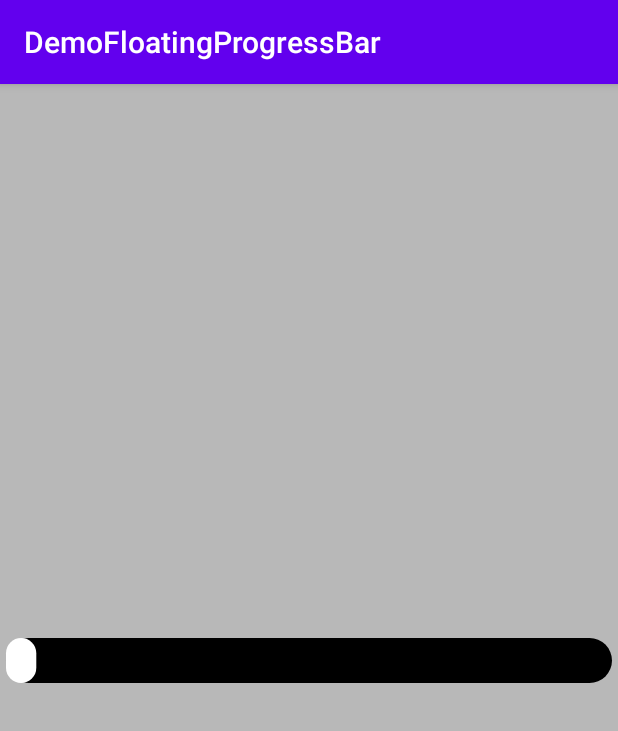
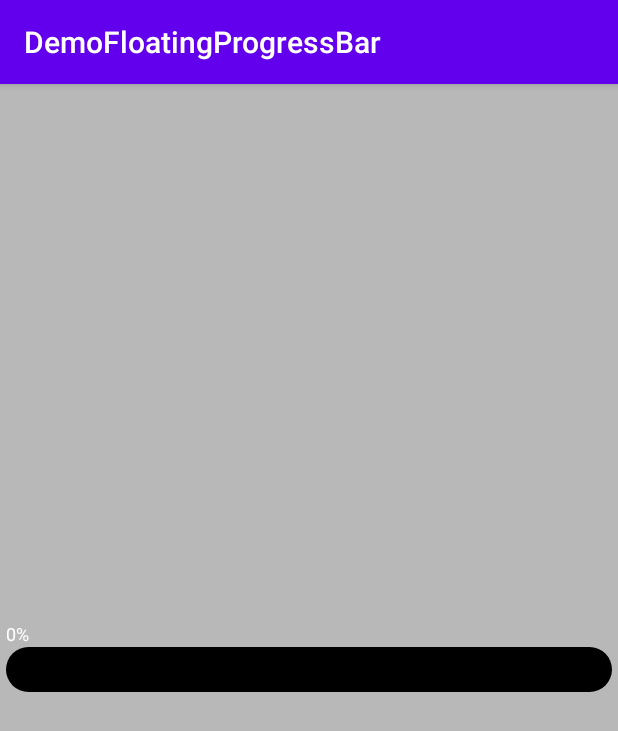
Before and after one commit to ngtien137/Floating-Progress-Bar, an Android app: the screen it shows after launch (MainActivity), on a phone screen of 412 x 824 dp. Shown: the top 731 px of the screen. Run offline under Robolectric (Android 15) with nearby library versions, the phone set to English and light mode, and no system bars.

```diff
--- a/app/src/main/java/com/chim/demofloatingprogressbar/MainActivity.kt
+++ b/app/src/main/java/com/chim/demofloatingprogressbar/MainActivity.kt
@@ -1,11 +1,54 @@
 package com.chim.demofloatingprogressbar
 
+import android.annotation.SuppressLint
+import android.graphics.PointF
 import androidx.appcompat.app.AppCompatActivity
 import android.os.Bundle
+import android.view.MotionEvent
+import android.view.ViewConfiguration
+import kotlinx.android.synthetic.main.activity_main.*
+import java.lang.Math.abs
 
 class MainActivity : AppCompatActivity() {
+    private var isMoving = false
+    private val scaleTouch by lazy {
+        ViewConfiguration.get(this).scaledTouchSlop
+    }
+
     override fun onCreate(savedInstanceState: Bundle?) {
         super.onCreate(savedInstanceState)
         setContentView(R.layout.activity_main)
+        init()
+    }
+
+    private val pointDown = PointF()
+    @SuppressLint("ClickableViewAccessibility")
+    fun init() {
+        pbLoading.setOnTouchListener { view, event ->
+            when (event.actionMasked) {
+                MotionEvent.ACTION_DOWN -> {
+                    pointDown.set(event.x, event.y)
+                }
+                MotionEvent.ACTION_MOVE -> {
+                    val disMove = event.x - pointDown.x
+                    if (isMoving) {
+                        pointDown.set(event.x, event.y)
+                        if (disMove > 0) {
+                            pbLoading.setProgress(pbLoading.progress + 1)
+                        } else {
+                            pbLoading.setProgress(pbLoading.progress - 1)
+                        }
+                    } else {
+                        if (abs(disMove) >= scaleTouch) {
+                            isMoving = true
+                        }
+                    }
+                }
+                MotionEvent.ACTION_UP, MotionEvent.ACTION_CANCEL -> {
+                    isMoving = false
+                }
+            }
+            true
+        }
     }
 }
--- a/app/src/main/res/layout/activity_main.xml
+++ b/app/src/main/res/layout/activity_main.xml
@@ -8,14 +8,17 @@
     tools:context=".MainActivity">
 
     <com.chim.floatpb.FloatingProgressBar
+        android:id="@+id/pbLoading"
         android:layout_width="match_parent"
         android:layout_height="wrap_content"
-        app:fpb_bar_height="30dp"
         android:paddingStart="4dp"
         android:paddingEnd="4dp"
-        app:fpb_progress="10"
+        app:fpb_bar_corners_radius="15dp"
+        app:fpb_bar_height="30dp"
         app:fpb_max="200"
-        app:fpb_bar_corners_radius="15dp"
+        app:fpb_progress="0"
+        app:fpb_text_bottom_spacing="4dp"
+        app:fpb_text_size="12sp"
         app:layout_constraintBottom_toBottomOf="parent"
         app:layout_constraintLeft_toLeftOf="parent"
         app:layout_constraintRight_toRightOf="parent"
--- a/floatpb/src/main/java/com/chim/floatpb/FloatingProgressBar.kt
+++ b/floatpb/src/main/java/com/chim/floatpb/FloatingProgressBar.kt
@@ -2,8 +2,10 @@ package com.chim.floatpb
 
 import android.content.Context
 import android.graphics.*
+import android.os.Build
 import android.util.AttributeSet
 import android.view.View
+import androidx.core.content.res.ResourcesCompat
 import kotlin.math.max
 import kotlin.math.roundToInt
 
@@ -18,7 +20,9 @@ class FloatingProgressBar @JvmOverloads constructor(
     private var viewWidth: Int = 0
     private var viewHeight: Int = 0
 
-    private var paintIndicator = Paint(Paint.ANTI_ALIAS_FLAG)
+    private var paintIndicator = Paint(Paint.ANTI_ALIAS_FLAG).apply {
+        textAlign = Paint.Align.CENTER
+    }
     private var paintBarBackground = Paint(Paint.ANTI_ALIAS_FLAG)
     private var paintBarSelected = Paint(Paint.ANTI_ALIAS_FLAG)
 
@@ -44,7 +48,7 @@ class FloatingProgressBar @JvmOverloads constructor(
     }
 
     private fun initView(attrs: AttributeSet?) {
-        setLayerType(LAYER_TYPE_SOFTWARE,null)
+        setLayerType(LAYER_TYPE_SOFTWARE, null)
         attrs?.let {
             val ta = context.obtainStyledAttributes(it, R.styleable.FloatingProgressBar)
             barCorners = ta.getDimension(R.styleable.FloatingProgressBar_fpb_bar_corners_radius, 0f)
@@ -63,6 +67,13 @@ class FloatingProgressBar @JvmOverloads constructor(
                 ta.getDimension(R.styleable.FloatingProgressBar_fpb_text_size, 0f)
             textIndicatorSpacing =
                 ta.getDimension(R.styleable.FloatingProgressBar_fpb_text_bottom_spacing, 0f)
+            val fontId = ta.getResourceId(R.styleable.FloatingProgressBar_fpb_text_font, -1)
+            if (fontId != -1) {
+                if (Build.VERSION.SDK_INT >= Build.VERSION_CODES.O) {
+                    paintIndicator.typeface = resources.getFont(fontId)
+                } else
+                    paintIndicator.typeface = ResourcesCompat.getFont(context, fontId)
+            }
 
             max = ta.getFloat(R.styleable.FloatingProgressBar_fpb_max, 100f)
             progress = ta.getFloat(R.styleable.FloatingProgressBar_fpb_progress, 0f)
@@ -133,8 +144,28 @@ class FloatingProgressBar @JvmOverloads constructor(
     }
 
     private fun drawView(canvas: Canvas) {
+        if (paintIndicator.textSize > 0f) {
+            val text = "${progress.roundToInt()}%"
+            paintIndicator.getTextBounds(text, 0, text.length, rectIndicator)
+            val yText = rectBarBackground.top - textIndicatorSpacing
+            var xText = rectBarSelected.right - rectIndicator.width() / 2f
+            val minPosition = rectView.left + rectIndicator.width() / 2f
+            val maxPosition = rectView.right - rectIndicator.width() / 2f
+            if (xText < minPosition)
+                xText = minPosition
+            else if (xText > maxPosition)
+                xText = maxPosition
+            canvas.drawText(text, xText, yText, paintIndicator)
+        }
         canvas.drawRoundRect(rectBarBackground, barCorners, barCorners, paintBarBackground)
+        canvas.clipPath(pathClip)
         canvas.drawRoundRect(rectBarSelected, barCorners, barCorners, paintBarSelected)
-        canvas.clipPath(pathClip)
+    }
+
+    fun setProgress(progress: Float) {
+        val p = if (progress < 0) 0f else if (progress > max) max else progress
+        this.progress = p
+        validateBarSelectedWithProgress()
+        invalidate()
     }
 }
--- a/floatpb/src/main/res/values/attrs.xml
+++ b/floatpb/src/main/res/values/attrs.xml
@@ -10,6 +10,7 @@
         <attr name="fpb_text_size" format="dimension"/>
         <attr name="fpb_text_color" format="color"/>
         <attr name="fpb_text_bottom_spacing" format="dimension"/>
+        <attr name="fpb_text_font" format="reference"/>
 
         <attr name="fpb_max" format="float"/>
         <attr name="fpb_progress" format="float"/>
```
Also changed, not shown: 1 other file.
